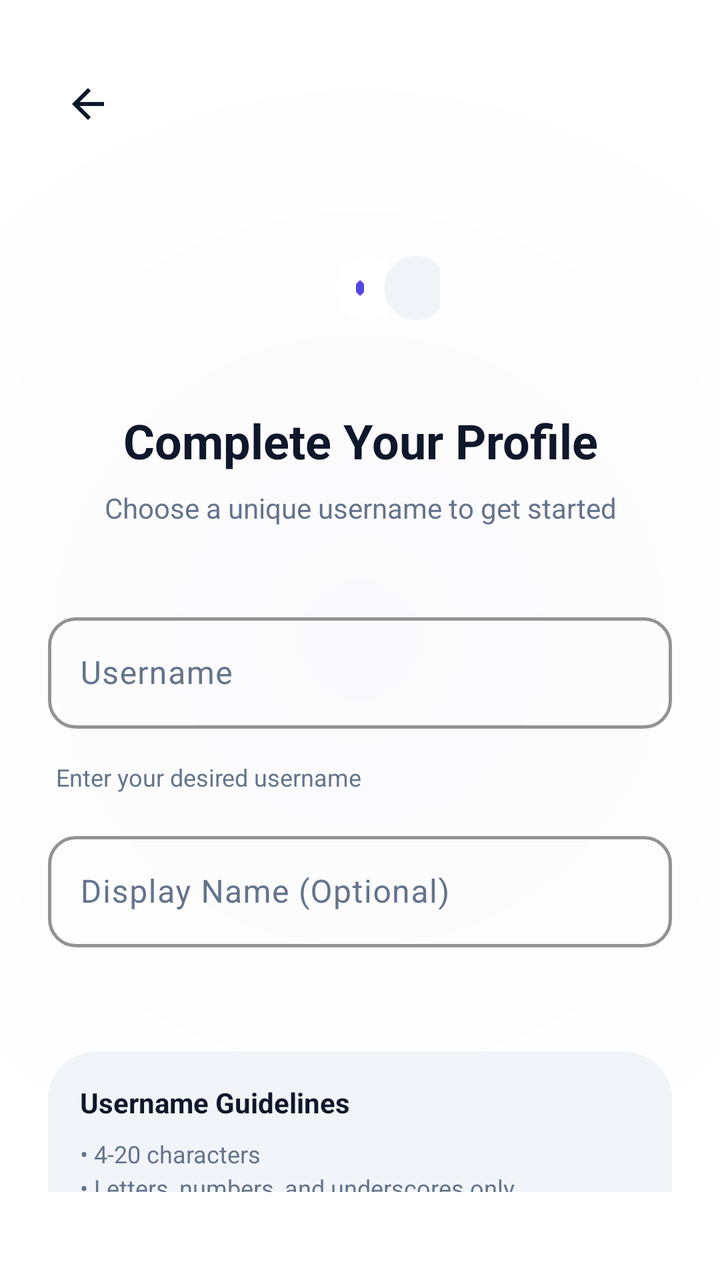
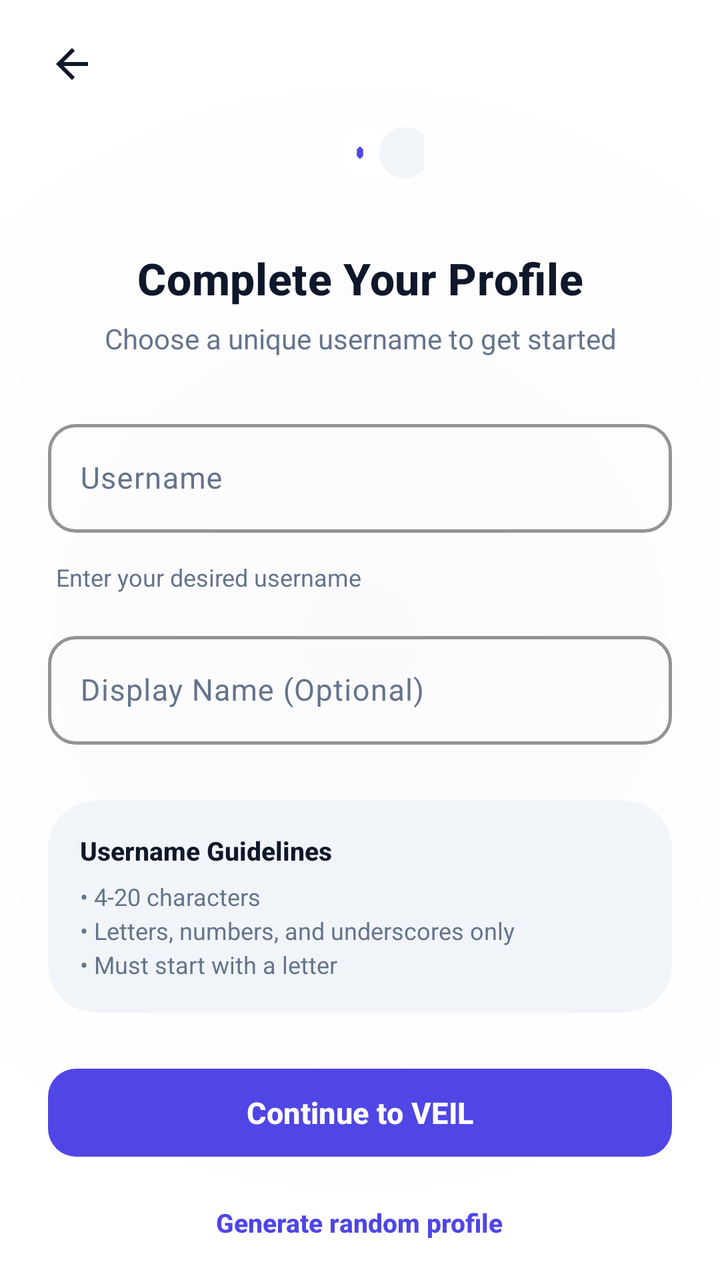

Before-and-after screenshots of an Android layout around one commit, followed by the original layout XML and the change that was made.
<!-- AndroidManifest.xml: application theme Theme.VEIL -->
<!-- res/layout/activity_username.xml -->
<?xml version="1.0" encoding="utf-8"?>
<RelativeLayout xmlns:android="http://schemas.android.com/apk/res/android"
    xmlns:app="http://schemas.android.com/apk/res-auto"
    android:id="@+id/username_root"
    android:layout_width="match_parent"
    android:layout_height="match_parent"
    android:background="@drawable/splash_background"
    android:paddingStart="24dp"
    android:paddingEnd="24dp"
    android:paddingTop="24dp"
    android:paddingBottom="24dp">

    
    <ImageView
        android:id="@+id/backButton"
        android:layout_width="24dp"
        android:layout_height="24dp"
        android:src="@drawable/ic_arrow_back"
        android:layout_marginTop="16dp"
        android:layout_marginStart="8dp"
        android:layout_alignParentTop="true"
        android:layout_alignParentStart="true"
        app:tint="@color/text_primary" />

    
    <ScrollView
        android:layout_width="match_parent"
        android:layout_height="match_parent"
        android:fillViewport="true"
        android:scrollbars="none"
        android:layout_below="@id/backButton"
        android:paddingTop="20dp"
        android:paddingBottom="20dp">

        <LinearLayout
            android:layout_width="match_parent"
            android:layout_height="wrap_content"
            android:orientation="vertical"
            android:gravity="center_horizontal">

            
            <LinearLayout
                android:layout_width="match_parent"
                android:layout_height="wrap_content"
                android:orientation="vertical"
                android:gravity="center"
                android:layout_marginBottom="40dp"
                android:paddingTop="20dp">

                <ImageView
                    android:layout_width="80dp"
                    android:layout_height="80dp"
                    android:src="@drawable/veil_logo"
                    android:scaleType="fitCenter"
                    android:layout_marginBottom="20dp" />

                <TextView
                    android:layout_width="wrap_content"
                    android:layout_height="wrap_content"
                    android:text="@string/complete_profile"
                    android:textColor="@color/text_primary"
                    android:textSize="24sp"
                    android:textStyle="bold"
                    android:gravity="center" />

                <TextView
                    android:layout_width="wrap_content"
                    android:layout_height="wrap_content"
                    android:text="@string/choose_username_hint"
                    android:textColor="@color/text_secondary"
                    android:textSize="14sp"
                    android:layout_marginTop="8dp"
                    android:gravity="center" />

            </LinearLayout>

            
            <LinearLayout
                android:layout_width="match_parent"
                android:layout_height="wrap_content"
                android:orientation="vertical"
                android:layout_marginBottom="20dp">

                
                <com.google.android.material.textfield.TextInputLayout
                    android:id="@+id/usernameInputLayout"
                    android:layout_width="match_parent"
                    android:layout_height="wrap_content"
                    android:hint="@string/username"
                    style="@style/VeilInputLayout"
                    android:layout_marginBottom="8dp">

                    <com.google.android.material.textfield.TextInputEditText
                        android:id="@+id/usernameEditText"
                        android:layout_width="match_parent"
                        android:layout_height="wrap_content"
                        android:textColor="@color/text_primary"
                        android:textSize="16sp"
                        android:maxLines="1"
                        android:inputType="text"
                        android:imeOptions="actionNext" />

                </com.google.android.material.textfield.TextInputLayout>

                
                <TextView
                    android:id="@+id/usernameAvailabilityText"
                    android:layout_width="match_parent"
                    android:layout_height="wrap_content"
                    android:text="@string/enter_desired_username"
                    android:textColor="@color/text_secondary"
                    android:textSize="12sp"
                    android:layout_marginBottom="16dp"
                    android:paddingStart="4dp" />

                
                <TextView
                    android:id="@+id/premiumHintText"
                    android:layout_width="match_parent"
                    android:layout_height="wrap_content"
                    android:text="⭐ Premium usernames available in Settings"
                    android:textColor="@color/veil_accent"
                    android:textSize="12sp"
                    android:gravity="center"
                    android:layout_marginTop="8dp"
                    android:layout_marginBottom="16dp"
                    android:visibility="gone" />

                
                <com.google.android.material.textfield.TextInputLayout
                    android:id="@+id/displayNameInputLayout"
                    android:layout_width="match_parent"
                    android:layout_height="wrap_content"
                    android:hint="@string/display_name_optional"
                    style="@style/VeilInputLayout"
                    android:layout_marginBottom="24dp">

                    <com.google.android.material.textfield.TextInputEditText
                        android:id="@+id/displayNameEditText"
                        android:layout_width="match_parent"
                        android:layout_height="wrap_content"
                        android:textColor="@color/text_primary"
                        android:textSize="16sp"
                        android:maxLines="1"
                        android:inputType="textPersonName" />

                </com.google.android.material.textfield.TextInputLayout>

            </LinearLayout>

            
            <LinearLayout
                android:layout_width="match_parent"
                android:layout_height="wrap_content"
                android:orientation="vertical"
                android:layout_marginBottom="30dp"
                android:padding="16dp"
                android:background="@drawable/input_background">

                <TextView
                    android:layout_width="match_parent"
                    android:layout_height="wrap_content"
                    android:text="@string/username_guidelines"
                    android:textColor="@color/text_primary"
                    android:textSize="14sp"
                    android:textStyle="bold"
                    android:layout_marginBottom="8dp" />

                <TextView
                    android:layout_width="match_parent"
                    android:layout_height="wrap_content"
                    android:text="@string/username_rules"
                    android:textColor="@color/text_secondary"
                    android:textSize="12sp"
                    android:lineSpacingExtra="3dp" />

            </LinearLayout>

            
            <Button
                android:id="@+id/continueButton"
                android:layout_width="match_parent"
                android:layout_height="56dp"
                android:text="@string/continue_to_veil"
                android:textColor="@android:color/white"
                android:textSize="16sp"
                android:textStyle="bold"
                android:backgroundTint="@color/colorPrimary"
                android:background="@drawable/button_primary"
                android:layout_marginBottom="16dp"
                android:enabled="false" />

            
            <ProgressBar
                android:id="@+id/progressBar"
                android:layout_width="32dp"
                android:layout_height="32dp"
                android:layout_marginBottom="16dp"
                android:visibility="gone" />

            
            <TextView
                android:id="@+id/skipForNowText"
                android:layout_width="wrap_content"
                android:layout_height="wrap_content"
                android:text="@string/generate_random_profile"
                android:textColor="@color/veil_accent"
                android:textSize="14sp"
                android:textStyle="bold"
                android:padding="16dp"
                android:background="?android:attr/selectableItemBackground"
                android:clickable="true"
                android:focusable="true" />

        </LinearLayout>

    </ScrollView>

</RelativeLayout>
<!-- resources referenced by this layout -->
<resources>
  <color name="colorPrimary">#4F46E5</color>
  <color name="text_primary">#0F172A</color>
  <color name="text_secondary">#64748B</color>
  <color name="veil_accent">#4F46E5</color>
  <!-- drawable button_primary (drawable) -->
  <?xml version="1.0" encoding="utf-8"?>
  <ripple xmlns:android="http://schemas.android.com/apk/res/android"
      android:color="#33FFFFFF">
      <item>
          <shape android:shape="rectangle">
              <corners android:radius="14dp" />
              <solid android:color="@color/colorPrimary" />
          </shape>
      </item>
  </ripple>
  <!-- drawable ic_arrow_back (drawable) -->
  <vector xmlns:android="http://schemas.android.com/apk/res/android"
      android:width="24dp"
      android:height="24dp"
      android:viewportWidth="24"
      android:viewportHeight="24">
      <path
          android:fillColor="@color/text_primary"
          android:pathData="M20,11H7.83l5.59,-5.59L12,4l-8,8 8,8 1.41,-1.41L7.83,13H20v-2z"/>
  </vector>
  <!-- drawable input_background (drawable) -->
  <?xml version="1.0" encoding="utf-8"?>
  <shape xmlns:android="http://schemas.android.com/apk/res/android"
      android:shape="rectangle">
      <corners android:radius="24dp" />
      <solid android:color="@color/veil_primary_light" />
  </shape>
  <!-- drawable splash_background (drawable) -->
  <?xml version="1.0" encoding="utf-8"?>
  <shape xmlns:android="http://schemas.android.com/apk/res/android">
      <gradient
          android:type="radial"
          android:gradientRadius="85%p"
          android:centerX="50%"
          android:centerY="50%"
          android:startColor="@color/veil_primary_dark"
          android:endColor="@color/veil_primary" />
  </shape>
  <string name="choose_username_hint">Choose a unique username to get started</string>
  <string name="complete_profile">Complete Your Profile</string>
  <string name="continue_to_veil">Continue to VEIL</string>
  <string name="display_name_optional">Display Name (Optional)</string>
  <string name="enter_desired_username">Enter your desired username</string>
  <string name="generate_random_profile">Generate random profile</string>
  <string name="username">Username</string>
  <string name="username_guidelines">Username Guidelines</string>
  <string name="username_rules">• 4-20 characters\n• Letters, numbers, and underscores only\n• Must start with a letter</string>
  <style name="Theme.VEIL" parent="Base.Theme.VEIL" />
  <color name="veil_primary_light">#F1F5F9</color>
  <color name="veil_primary_dark">#FAFAFC</color>
  <color name="veil_primary">#FFFFFF</color>
  <color name="colorOnPrimary">#FFFFFF</color>
  <color name="colorPrimaryContainer">#EEF2FF</color>
  <color name="colorOnPrimaryContainer">#3730A3</color>
  <color name="colorSurface">#FFFFFF</color>
  <color name="colorSurfaceVariant">#F1F5F9</color>
  <color name="colorOutline">#E2E8F0</color>
  <color name="colorBackground">#FAFAFC</color>
  <style name="ModernBottomSheetDialogTheme" parent="Theme.Material3.DayNight.BottomSheetDialog">
          <item name="bottomSheetStyle">@style/ModernBottomSheetStyle</item>
          <item name="android:windowIsFloating">false</item>
          <item name="android:statusBarColor">@android:color/transparent</item>
          <item name="android:navigationBarColor">@android:color/transparent</item>
      </style>
  <style name="ModernBottomSheetStyle" parent="Widget.Material3.BottomSheet">
          <item name="android:background">@android:color/transparent</item>
      </style>
  <!-- unchanged entries left out for length: 3 -->
</resources>

<!-- the commit's change to res/layout/activity_username.xml (unified diff, before → after) -->
@@ -1,201 +1,183 @@
 <?xml version="1.0" encoding="utf-8"?>
-<RelativeLayout xmlns:android="http://schemas.android.com/apk/res/android"
+<FrameLayout xmlns:android="http://schemas.android.com/apk/res/android"
     xmlns:app="http://schemas.android.com/apk/res-auto"
     android:id="@+id/username_root"
     android:layout_width="match_parent"
     android:layout_height="match_parent"
-    android:background="@drawable/splash_background"
-    android:paddingStart="24dp"
-    android:paddingEnd="24dp"
-    android:paddingTop="24dp"
-    android:paddingBottom="24dp">
+    android:background="@drawable/splash_background">
 
     
     <ImageView
         android:id="@+id/backButton"
-        android:layout_width="24dp"
-        android:layout_height="24dp"
+        android:layout_width="40dp"
+        android:layout_height="40dp"
+        android:layout_gravity="top|start"
+        android:layout_marginStart="16dp"
+        android:layout_marginTop="12dp"
+        android:background="?attr/selectableItemBackgroundBorderless"
+        android:contentDescription="@string/back"
+        android:padding="8dp"
         android:src="@drawable/ic_arrow_back"
-        android:layout_marginTop="16dp"
-        android:layout_marginStart="8dp"
-        android:layout_alignParentTop="true"
-        android:layout_alignParentStart="true"
-        app:tint="@color/text_primary" />
+        app:tint="@color/textPrimary" />
 
     
-    <ScrollView
+    <androidx.core.widget.NestedScrollView
         android:layout_width="match_parent"
         android:layout_height="match_parent"
         android:fillViewport="true"
-        android:scrollbars="none"
-        android:layout_below="@id/backButton"
-        android:paddingTop="20dp"
-        android:paddingBottom="20dp">
+        android:overScrollMode="never"
+        android:scrollbars="none">
 
         <LinearLayout
             android:layout_width="match_parent"
             android:layout_height="wrap_content"
+            android:layout_gravity="center"
+            android:gravity="center_horizontal"
+            android:maxWidth="440dp"
             android:orientation="vertical"
-            android:gravity="center_horizontal">
+            android:paddingHorizontal="24dp"
+            android:paddingTop="56dp"
+            android:paddingBottom="24dp">
+
+            
+            <ImageView
+                android:layout_width="64dp"
+                android:layout_height="64dp"
+                android:layout_marginBottom="16dp"
+                android:contentDescription="@string/complete_profile"
+                android:scaleType="fitCenter"
+                android:src="@drawable/veil_logo" />
+
+            <TextView
+                android:layout_width="wrap_content"
+                android:layout_height="wrap_content"
+                android:fontFamily="sans-serif-medium"
+                android:gravity="center"
+                android:letterSpacing="0.01"
+                android:text="@string/complete_profile"
+                android:textColor="@color/textPrimary"
+                android:textSize="22sp"
+                android:textStyle="bold" />
+
+            <TextView
+                android:layout_width="wrap_content"
+                android:layout_height="wrap_content"
+                android:layout_marginTop="6dp"
+                android:layout_marginBottom="28dp"
+                android:fontFamily="sans-serif"
+                android:gravity="center"
+                android:text="@string/choose_username_hint"
+                android:textColor="@color/textSecondary"
+                android:textSize="14sp" />
+
+            
+            <com.google.android.material.textfield.TextInputLayout
+                android:id="@+id/usernameInputLayout"
+                style="@style/VeilInputLayout"
+                android:layout_width="match_parent"
+                android:layout_height="wrap_content"
+                android:layout_marginBottom="6dp"
+                android:hint="@string/username">
+
+                <com.google.android.material.textfield.TextInputEditText
+                    android:id="@+id/usernameEditText"
+                    android:layout_width="match_parent"
+                    android:layout_height="wrap_content"
+                    android:fontFamily="sans-serif"
+                    android:imeOptions="actionNext"
+                    android:inputType="text"
+                    android:maxLines="1"
+                    android:textColor="@color/textPrimary"
+                    android:textSize="15sp" />
+
+            </com.google.android.material.textfield.TextInputLayout>
+
+            
+            <TextView
+                android:id="@+id/usernameAvailabilityText"
+                android:layout_width="match_parent"
+                android:layout_height="wrap_content"
+                android:layout_marginBottom="16dp"
+                android:fontFamily="sans-serif"
+                android:paddingStart="4dp"
+                android:text="@string/enter_desired_username"
+                android:textColor="@color/textSecondary"
+                android:textSize="12sp" />
+
+            
+            <com.google.android.material.textfield.TextInputLayout
+                android:id="@+id/displayNameInputLayout"
+                style="@style/VeilInputLayout"
+                android:layout_width="match_parent"
+                android:layout_height="wrap_content"
+                android:layout_marginBottom="20dp"
+                android:hint="@string/display_name_optional">
+
+                <com.google.android.material.textfield.TextInputEditText
+                    android:id="@+id/displayNameEditText"
+                    android:layout_width="match_parent"
+                    android:layout_height="wrap_content"
+                    android:fontFamily="sans-serif"
+                    android:imeOptions="actionDone"
+                    android:inputType="textPersonName"
+                    android:maxLines="1"
+                    android:textColor="@color/textPrimary"
+                    android:textSize="15sp" />
+
+            </com.google.android.material.textfield.TextInputLayout>
 
             
             <LinearLayout
                 android:layout_width="match_parent"
                 android:layout_height="wrap_content"
+                android:layout_marginBottom="24dp"
+                android:background="@drawable/input_background"
                 android:orientation="vertical"
-                android:gravity="center"
-                android:layout_marginBottom="40dp"
-                android:paddingTop="20dp">
-
-                <ImageView
-                    android:layout_width="80dp"
-                    android:layout_height="80dp"
-                    android:src="@drawable/veil_logo"
-                    android:scaleType="fitCenter"
-                    android:layout_marginBottom="20dp" />
+                android:padding="16dp">
 
                 <TextView
-                    android:layout_width="wrap_content"
-                    android:layout_height="wrap_content"
-                    android:text="@string/complete_profile"
-                    android:textColor="@color/text_primary"
-                    android:textSize="24sp"
-                    android:textStyle="bold"
-                    android:gravity="center" />
+                    android:layout_width="match_parent"
+                    android:layout_height="wrap_content"
+                    android:layout_marginBottom="6dp"
+                    android:fontFamily="sans-serif-medium"
+                    android:text="@string/username_guidelines"
+                    android:textColor="@color/textPrimary"
+                    android:textSize="13sp"
+                    android:textStyle="bold" />
 
                 <TextView
-                    android:layout_width="wrap_content"
-                    android:layout_height="wrap_content"
-                    android:text="@string/choose_username_hint"
-                    android:textColor="@color/text_secondary"
-                    android:textSize="14sp"
-                    android:layout_marginTop="8dp"
-                    android:gravity="center" />
+                    android:layout_width="match_parent"
+                    android:layout_height="wrap_content"
+                    android:fontFamily="sans-serif"
+                    android:lineSpacingExtra="3dp"
+                    android:text="@string/username_rules"
+                    android:textColor="@color/textSecondary"
+                    android:textSize="12sp" />
 
             </LinearLayout>
 
             
-            <LinearLayout
-                android:layout_width="match_parent"
-                android:layout_height="wrap_content"
-                android:orientation="vertical"
-                android:layout_marginBottom="20dp">
-
-                
-                <com.google.android.material.textfield.TextInputLayout
-                    android:id="@+id/usernameInputLayout"
-                    android:layout_width="match_parent"
-                    android:layout_height="wrap_content"
-                    android:hint="@string/username"
-                    style="@style/VeilInputLayout"
-                    android:layout_marginBottom="8dp">
-
-                    <com.google.android.material.textfield.TextInputEditText
-                        android:id="@+id/usernameEditText"
-                        android:layout_width="match_parent"
-                        android:layout_height="wrap_content"
-                        android:textColor="@color/text_primary"
-                        android:textSize="16sp"
-                        android:maxLines="1"
-                        android:inputType="text"
-                        android:imeOptions="actionNext" />
-
-                </com.google.android.material.textfield.TextInputLayout>
-
-                
-                <TextView
-                    android:id="@+id/usernameAvailabilityText"
-                    android:layout_width="match_parent"
-                    android:layout_height="wrap_content"
-                    android:text="@string/enter_desired_username"
-                    android:textColor="@color/text_secondary"
-                    android:textSize="12sp"
-                    android:layout_marginBottom="16dp"
-                    android:paddingStart="4dp" />
-
-                
-                <TextView
-                    android:id="@+id/premiumHintText"
-                    android:layout_width="match_parent"
-                    android:layout_height="wrap_content"
-                    android:text="⭐ Premium usernames available in Settings"
-                    android:textColor="@color/veil_accent"
-                    android:textSize="12sp"
-                    android:gravity="center"
-                    android:layout_marginTop="8dp"
-                    android:layout_marginBottom="16dp"
-                    android:visibility="gone" />
-
-                
-                <com.google.android.material.textfield.TextInputLayout
-                    android:id="@+id/displayNameInputLayout"
-                    android:layout_width="match_parent"
-                    android:layout_height="wrap_content"
-                    android:hint="@string/display_name_optional"
-                    style="@style/VeilInputLayout"
-                    android:layout_marginBottom="24dp">
-
-                    <com.google.android.material.textfield.TextInputEditText
-                        android:id="@+id/displayNameEditText"
-                        android:layout_width="match_parent"
-                        android:layout_height="wrap_content"
-                        android:textColor="@color/text_primary"
-                        android:textSize="16sp"
-                        android:maxLines="1"
-                        android:inputType="textPersonName" />
-
-                </com.google.android.material.textfield.TextInputLayout>
-
-            </LinearLayout>
-
-            
-            <LinearLayout
-                android:layout_width="match_parent"
-                android:layout_height="wrap_content"
-                android:orientation="vertical"
-                android:layout_marginBottom="30dp"
-                android:padding="16dp"
-                android:background="@drawable/input_background">
-
-                <TextView
-                    android:layout_width="match_parent"
-                    android:layout_height="wrap_content"
-                    android:text="@string/username_guidelines"
-                    android:textColor="@color/text_primary"
-                    android:textSize="14sp"
-                    android:textStyle="bold"
-                    android:layout_marginBottom="8dp" />
-
-                <TextView
-                    android:layout_width="match_parent"
-                    android:layout_height="wrap_content"
-                    android:text="@string/username_rules"
-                    android:textColor="@color/text_secondary"
-                    android:textSize="12sp"
-                    android:lineSpacingExtra="3dp" />
-
-            </LinearLayout>
-
-            
-            <Button
+            <com.google.android.material.button.MaterialButton
                 android:id="@+id/continueButton"
-                android:layout_width="match_parent"
-                android:layout_height="56dp"
+                style="@style/Widget.Material3.Button.UnelevatedButton"
+                android:layout_width="match_parent"
+                android:layout_height="52dp"
+                android:enabled="false"
+                android:letterSpacing="0.01"
                 android:text="@string/continue_to_veil"
+                android:textAllCaps="false"
                 android:textColor="@android:color/white"
-                android:textSize="16sp"
+                android:textSize="15sp"
                 android:textStyle="bold"
-                android:backgroundTint="@color/colorPrimary"
-                android:background="@drawable/button_primary"
-                android:layout_marginBottom="16dp"
-                android:enabled="false" />
+                app:backgroundTint="@color/colorPrimary"
+                app:cornerRadius="14dp" />
 
             
             <ProgressBar
                 android:id="@+id/progressBar"
                 android:layout_width="32dp"
                 android:layout_height="32dp"
-                android:layout_marginBottom="16dp"
+                android:layout_marginTop="16dp"
                 android:visibility="gone" />
 
             
@@ -203,17 +185,18 @@
                 android:id="@+id/skipForNowText"
                 android:layout_width="wrap_content"
                 android:layout_height="wrap_content"
+                android:layout_marginTop="12dp"
+                android:background="?attr/selectableItemBackground"
+                android:clickable="true"
+                android:focusable="true"
+                android:fontFamily="sans-serif-medium"
+                android:padding="8dp"
                 android:text="@string/generate_random_profile"
                 android:textColor="@color/veil_accent"
-                android:textSize="14sp"
-                android:textStyle="bold"
-                android:padding="16dp"
-                android:background="?android:attr/selectableItemBackground"
-                android:clickable="true"
-                android:focusable="true" />
+                android:textSize="13sp"
+                android:textStyle="bold" />
 
         </LinearLayout>
-
-    </ScrollView>
-
-</RelativeLayout>
+    </androidx.core.widget.NestedScrollView>
+
+</FrameLayout>
<!-- resource entries referenced after the edit -->
@@ -1,20 +1,11 @@
 <!-- resources referenced by this layout -->
 <resources>
   <color name="colorPrimary">#4F46E5</color>
+  <color name="textPrimary">#0F172A</color>
+  <color name="textSecondary">#64748B</color>
   <color name="text_primary">#0F172A</color>
   <color name="text_secondary">#64748B</color>
   <color name="veil_accent">#4F46E5</color>
-  <!-- drawable button_primary (drawable) -->
-  <?xml version="1.0" encoding="utf-8"?>
-  <ripple xmlns:android="http://schemas.android.com/apk/res/android"
-      android:color="#33FFFFFF">
-      <item>
-          <shape android:shape="rectangle">
-              <corners android:radius="14dp" />
-              <solid android:color="@color/colorPrimary" />
-          </shape>
-      </item>
-  </ripple>
   <!-- drawable ic_arrow_back (drawable) -->
   <vector xmlns:android="http://schemas.android.com/apk/res/android"
       android:width="24dp"
@@ -43,6 +34,7 @@
           android:startColor="@color/veil_primary_dark"
           android:endColor="@color/veil_primary" />
   </shape>
+  <string name="back">Back</string>
   <string name="choose_username_hint">Choose a unique username to get started</string>
   <string name="complete_profile">Complete Your Profile</string>
   <string name="continue_to_veil">Continue to VEIL</string>
